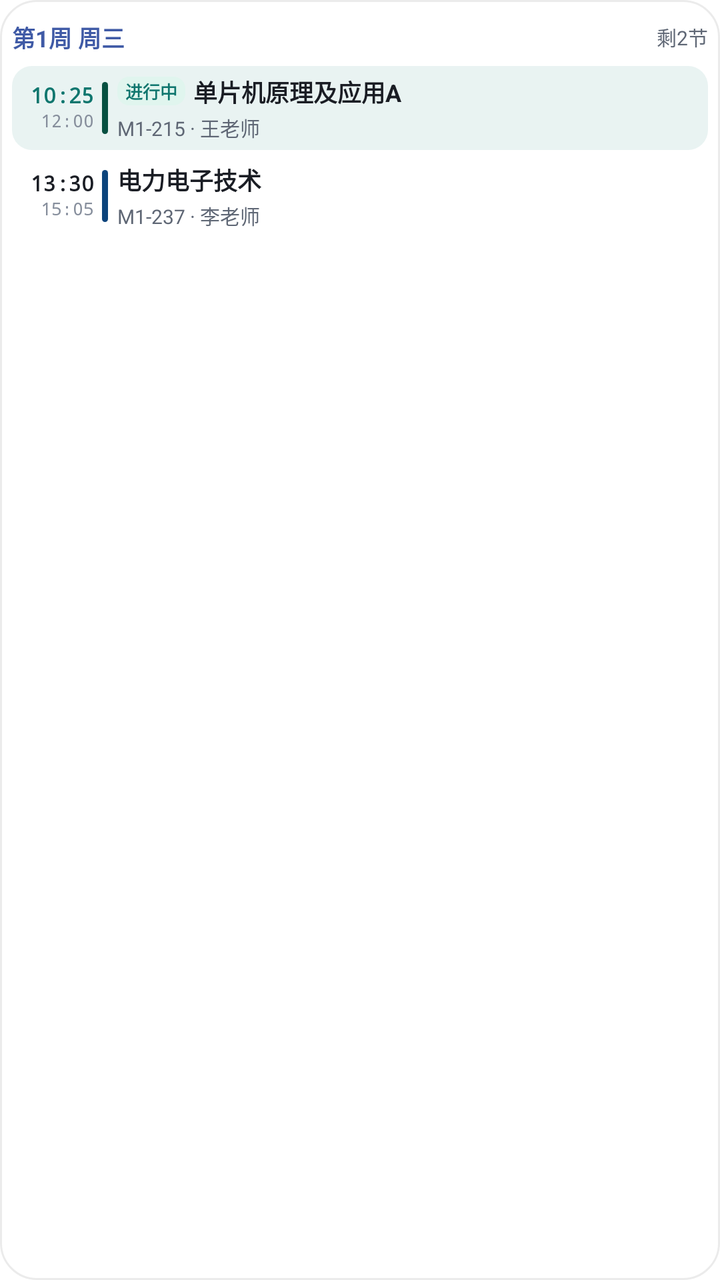
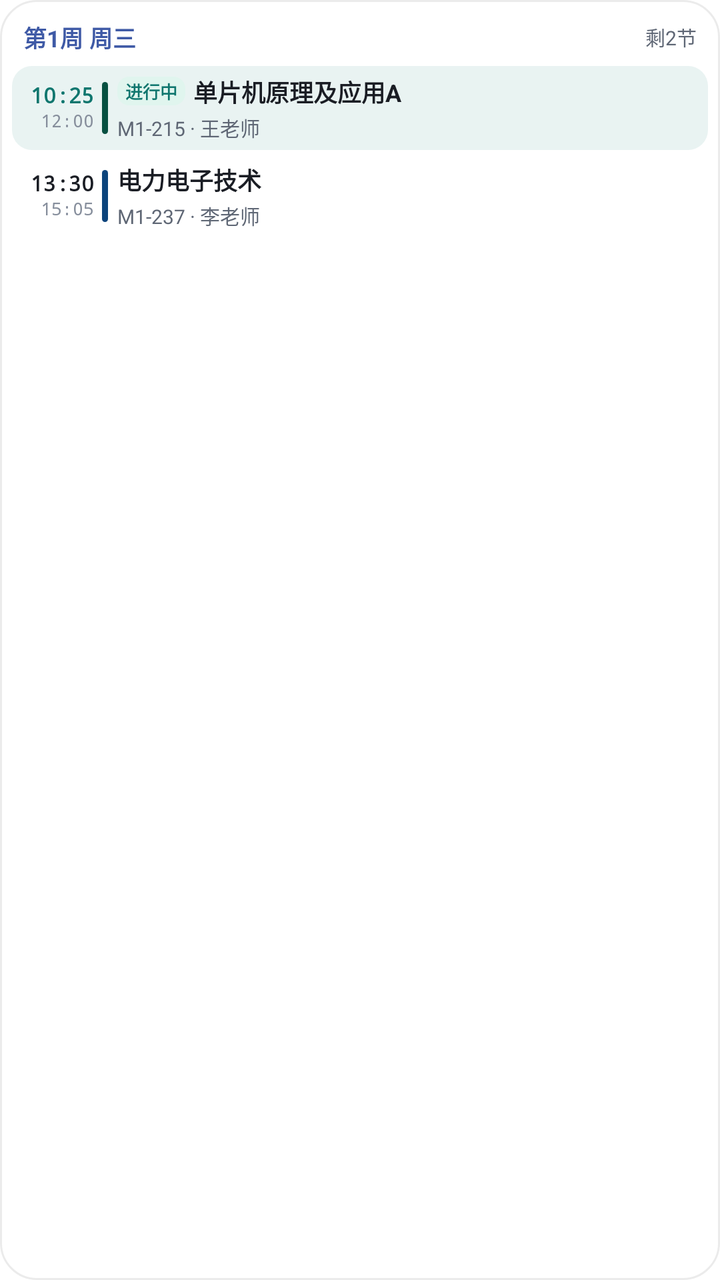

An Android layout rendered at two revisions. The XML below is the earlier revision; the diff shows what the commit changed to produce the second picture.
<!-- AndroidManifest.xml: fallback theme Theme.MaterialComponents.DayNight.NoActionBar -->
<!-- res/layout/widget_today_preview.xml -->
<?xml version="1.0" encoding="utf-8"?>
<FrameLayout xmlns:android="http://schemas.android.com/apk/res/android"
    android:layout_width="match_parent"
    android:layout_height="match_parent"
    android:background="@drawable/widget_preview_card"
    android:paddingStart="6dp"
    android:paddingTop="10dp"
    android:paddingEnd="6dp"
    android:paddingBottom="1dp">

    <LinearLayout
        android:layout_width="match_parent"
        android:layout_height="match_parent"
        android:orientation="vertical">

        <LinearLayout
            android:layout_width="match_parent"
            android:layout_height="wrap_content"
            android:gravity="center_vertical"
            android:orientation="horizontal"
            android:paddingBottom="6dp">

            <TextView
                android:layout_width="0dp"
                android:layout_height="wrap_content"
                android:layout_weight="1"
                android:includeFontPadding="false"
                android:maxLines="1"
                android:text="第1周 周三"
                android:textColor="#FF3F5AA6"
                android:textSize="11.5dp"
                android:textStyle="bold" />

            <TextView
                android:layout_width="wrap_content"
                android:layout_height="wrap_content"
                android:includeFontPadding="false"
                android:maxLines="1"
                android:text="剩2节"
                android:textColor="#FF5F6775"
                android:textSize="10dp" />
        </LinearLayout>

        <LinearLayout
            android:layout_width="match_parent"
            android:layout_height="wrap_content"
            android:background="@drawable/widget_row_highlight_ongoing_light"
            android:baselineAligned="false"
            android:gravity="center_vertical"
            android:orientation="horizontal"
            android:paddingStart="4dp"
            android:paddingTop="4dp"
            android:paddingEnd="5dp"
            android:paddingBottom="4dp">

            <LinearLayout
                android:layout_width="41dp"
                android:layout_height="wrap_content"
                android:gravity="end"
                android:orientation="vertical"
                android:paddingEnd="4dp">

                <TextView
                    android:layout_width="wrap_content"
                    android:layout_height="wrap_content"
                    android:fontFamily="monospace"
                    android:includeFontPadding="false"
                    android:text="10:25"
                    android:textColor="#FF0F766E"
                    android:textSize="10.5dp"
                    android:textStyle="bold" />

                <TextView
                    android:layout_width="wrap_content"
                    android:layout_height="wrap_content"
                    android:fontFamily="monospace"
                    android:includeFontPadding="false"
                    android:paddingTop="1dp"
                    android:text="12:00"
                    android:textColor="#FF868E9C"
                    android:textSize="9dp" />
            </LinearLayout>

            <ImageView
                android:layout_width="3dp"
                android:layout_height="26dp"
                android:contentDescription="@null"
                android:scaleType="fitXY"
                android:src="@drawable/widget_bar_pill"
                android:tint="#FF085041" />

            <LinearLayout
                android:layout_width="0dp"
                android:layout_height="wrap_content"
                android:layout_weight="1"
                android:orientation="vertical"
                android:paddingStart="4.5dp">

                <LinearLayout
                    android:layout_width="match_parent"
                    android:layout_height="wrap_content"
                    android:gravity="center_vertical"
                    android:orientation="horizontal">

                    <TextView
                        android:layout_width="wrap_content"
                        android:layout_height="wrap_content"
                        android:layout_marginEnd="4dp"
                        android:background="@drawable/widget_pill_ongoing_light"
                        android:includeFontPadding="false"
                        android:maxLines="1"
                        android:paddingStart="4dp"
                        android:paddingTop="1dp"
                        android:paddingEnd="4dp"
                        android:paddingBottom="1dp"
                        android:text="进行中"
                        android:textColor="#FF0F766E"
                        android:textSize="8.5dp"
                        android:textStyle="bold" />

                    <TextView
                        android:layout_width="0dp"
                        android:layout_height="wrap_content"
                        android:layout_weight="1"
                        android:ellipsize="end"
                        android:includeFontPadding="false"
                        android:maxLines="1"
                        android:text="单片机原理及应用A"
                        android:textColor="#FF1A1D24"
                        android:textSize="12dp"
                        android:textStyle="bold" />
                </LinearLayout>

                <TextView
                    android:layout_width="match_parent"
                    android:layout_height="wrap_content"
                    android:includeFontPadding="false"
                    android:maxLines="1"
                    android:paddingTop="2dp"
                    android:text="M1-215 · 王老师"
                    android:textColor="#FF5F6775"
                    android:textSize="10dp" />
            </LinearLayout>
        </LinearLayout>

        <LinearLayout
            android:layout_width="match_parent"
            android:layout_height="wrap_content"
            android:baselineAligned="false"
            android:gravity="center_vertical"
            android:orientation="horizontal"
            android:paddingStart="4dp"
            android:paddingTop="6dp"
            android:paddingEnd="5dp"
            android:paddingBottom="4dp">

            <LinearLayout
                android:layout_width="41dp"
                android:layout_height="wrap_content"
                android:gravity="end"
                android:orientation="vertical"
                android:paddingEnd="4dp">

                <TextView
                    android:layout_width="wrap_content"
                    android:layout_height="wrap_content"
                    android:fontFamily="monospace"
                    android:includeFontPadding="false"
                    android:text="13:30"
                    android:textColor="#FF1A1D24"
                    android:textSize="10.5dp"
                    android:textStyle="bold" />

                <TextView
                    android:layout_width="wrap_content"
                    android:layout_height="wrap_content"
                    android:fontFamily="monospace"
                    android:includeFontPadding="false"
                    android:paddingTop="1dp"
                    android:text="15:05"
                    android:textColor="#FF868E9C"
                    android:textSize="9dp" />
            </LinearLayout>

            <ImageView
                android:layout_width="3dp"
                android:layout_height="26dp"
                android:contentDescription="@null"
                android:scaleType="fitXY"
                android:src="@drawable/widget_bar_pill"
                android:tint="#FF0C447C" />

            <LinearLayout
                android:layout_width="0dp"
                android:layout_height="wrap_content"
                android:layout_weight="1"
                android:orientation="vertical"
                android:paddingStart="4.5dp">

                <TextView
                    android:layout_width="match_parent"
                    android:layout_height="wrap_content"
                    android:ellipsize="end"
                    android:includeFontPadding="false"
                    android:maxLines="1"
                    android:text="电力电子技术"
                    android:textColor="#FF1A1D24"
                    android:textSize="12dp"
                    android:textStyle="bold" />

                <TextView
                    android:layout_width="match_parent"
                    android:layout_height="wrap_content"
                    android:includeFontPadding="false"
                    android:maxLines="1"
                    android:paddingTop="2dp"
                    android:text="M1-237 · 李老师"
                    android:textColor="#FF5F6775"
                    android:textSize="10dp" />
            </LinearLayout>
        </LinearLayout>
    </LinearLayout>
</FrameLayout>
<!-- resources referenced by this layout -->
<resources>
  <!-- drawable widget_bar_pill (drawable) -->
  <?xml version="1.0" encoding="utf-8"?>
  <shape xmlns:android="http://schemas.android.com/apk/res/android"
      android:shape="rectangle">
      <solid android:color="#FFFFFFFF" />
      <corners android:radius="2dp" />
  </shape>
  <!-- drawable widget_pill_ongoing_light (drawable) -->
  <?xml version="1.0" encoding="utf-8"?>
  <shape xmlns:android="http://schemas.android.com/apk/res/android"
      android:shape="rectangle">
      <solid android:color="#FFE0F5EE" />
      <corners android:radius="6dp" />
  </shape>
  <!-- drawable widget_preview_card (drawable) -->
  <?xml version="1.0" encoding="utf-8"?>
  <shape xmlns:android="http://schemas.android.com/apk/res/android"
      android:shape="rectangle">
      <solid android:color="#FFFFFFFF" />
      <corners android:radius="18dp" />
      <stroke
          android:width="1dp"
          android:color="#14000000" />
  </shape>
  <!-- drawable widget_row_highlight_ongoing_light (drawable) -->
  <?xml version="1.0" encoding="utf-8"?>
  <shape xmlns:android="http://schemas.android.com/apk/res/android"
      android:shape="rectangle">
      <solid android:color="#170F766E" />
      <corners android:radius="10dp" />
  </shape>
</resources>

<!-- the commit's change to res/layout/widget_today_preview.xml (unified diff, before → after) -->
@@ -18,6 +18,8 @@
             android:layout_height="wrap_content"
             android:gravity="center_vertical"
             android:orientation="horizontal"
+            android:paddingStart="5.5dp"
+            android:paddingEnd="5.5dp"
             android:paddingBottom="6dp">
 
             <TextView
